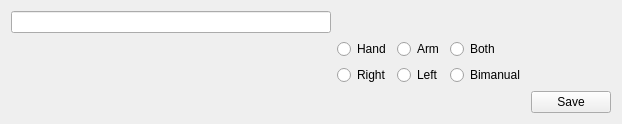
Qt form sr_gui_state_saver/uis/SrGuiStateSaver.ui (shadow-robot/sr_visualization_common) before a commit.
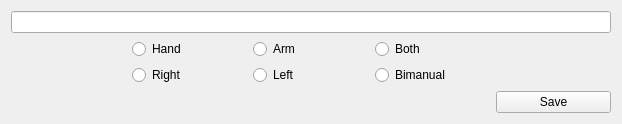
The same form after that commit.

What changed in the file:
```diff
--- a/sr_gui_state_saver/uis/SrGuiStateSaver.ui
+++ b/sr_gui_state_saver/uis/SrGuiStateSaver.ui
@@ -7,7 +7,7 @@
     <x>0</x>
     <y>0</y>
     <width>622</width>
-    <height>45</height>
+    <height>124</height>
    </rect>
   </property>
   <property name="mouseTracking">
@@ -59,7 +59,7 @@
      </property>
     </widget>
    </item>
-   <item row="0" column="0">
+   <item row="0" column="0" colspan="5">
     <widget class="QLineEdit" name="edit_name"/>
    </item>
    <item row="3" column="4">
```
Left out of the diff: 70 changed lines with no effect on the pictures.
